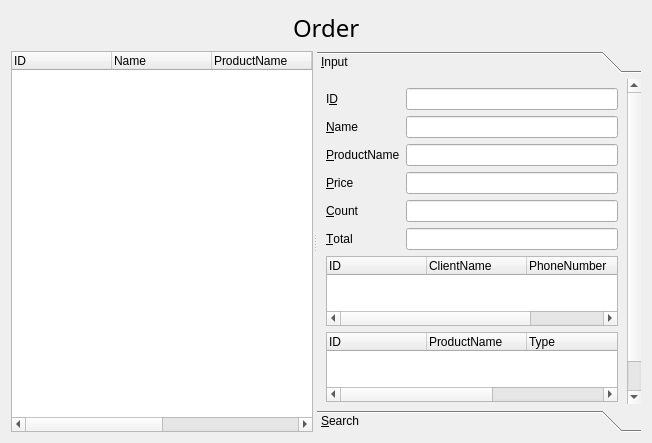
The window that ordermanagerform.ui (choieunchong/ChatClient) describes before a commit, drawn with Qt 5.
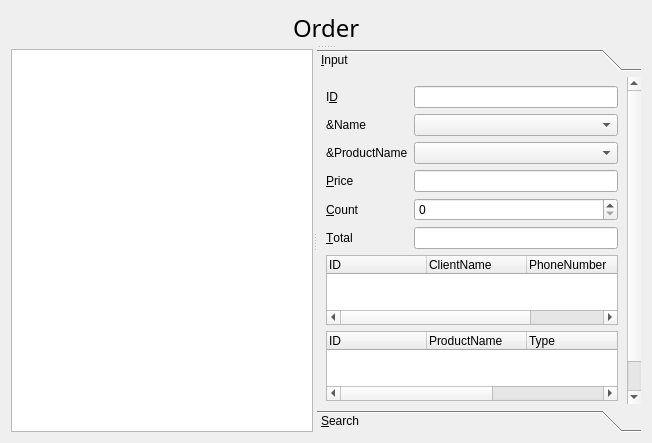
The same window after the commit.

Patch:
```diff
--- a/ordermanagerform.ui
+++ b/ordermanagerform.ui
@@ -13,10 +13,13 @@
   <property name="windowTitle">
    <string>Form</string>
   </property>
-  <layout class="QVBoxLayout" name="verticalLayout_5">
-   <item>
-    <layout class="QVBoxLayout" name="verticalLayout" stretch="0,1">
-     <item>
+  <layout class="QGridLayout" name="gridLayout">
+   <item row="0" column="0">
+    <widget class="QSplitter" name="splitter_2">
+     <property name="orientation">
+      <enum>Qt::Vertical</enum>
+     </property>
+     <widget class="QWidget" name="layoutWidget">
       <layout class="QHBoxLayout" name="horizontalLayout_2">
        <item>
         <spacer name="horizontalSpacer">
@@ -58,47 +61,12 @@
         </spacer>
        </item>
       </layout>
-     </item>
-     <item>
+     </widget>
       <widget class="QSplitter" name="splitter">
        <property name="orientation">
         <enum>Qt::Horizontal</enum>
        </property>
-       <widget class="QTreeWidget" name="treeWidget">
-        <property name="rootIsDecorated">
-         <bool>false</bool>
-        </property>
-        <column>
-         <property name="text">
-          <string>ID</string>
-         </property>
-        </column>
-        <column>
-         <property name="text">
-          <string>Name</string>
-         </property>
-        </column>
-        <column>
-         <property name="text">
-          <string>ProductName</string>
-         </property>
-        </column>
-        <column>
-         <property name="text">
-          <string>Price</string>
-         </property>
-        </column>
-        <column>
-         <property name="text">
-          <string>Count</string>
-         </property>
-        </column>
-        <column>
-         <property name="text">
-          <string>Total</string>
-         </property>
-        </column>
-       </widget>
+      <widget class="QTableView" name="tableView"/>
        <widget class="QToolBox" name="toolBox">
         <property name="currentIndex">
          <number>0</number>
@@ -108,8 +76,8 @@
           <rect>
            <x>0</x>
            <y>0</y>
-           <width>325</width>
-           <height>355</height>
+          <width>326</width>
+          <height>354</height>
           </rect>
          </property>
          <attribute name="label">
@@ -130,24 +98,18 @@
                 </property>
                </widget>
               </item>
+             <item row="0" column="1">
+              <widget class="QLineEdit" name="idLineEdit">
+               <property name="readOnly">
+                <bool>true</bool>
+               </property>
+              </widget>
+             </item>
               <item row="1" column="0">
                <widget class="QLabel" name="nameLabel">
                 <property name="text">
                  <string>&amp;Name</string>
                 </property>
-                <property name="buddy">
-                 <cstring>ClientNameLineEdit</cstring>
-                </property>
-               </widget>
-              </item>
-              <item row="3" column="0">
-               <widget class="QLabel" name="PriceLabel">
-                <property name="text">
-                 <string>&amp;Price</string>
-                </property>
-                <property name="buddy">
-                 <cstring>PriceLineEdit</cstring>
-                </property>
                </widget>
               </item>
               <item row="2" column="0">
@@ -155,24 +117,18 @@
                 <property name="text">
                  <string>&amp;ProductName</string>
                 </property>
+              </widget>
+             </item>
+             <item row="3" column="0">
+              <widget class="QLabel" name="PriceLabel">
+               <property name="text">
+                <string>&amp;Price</string>
+               </property>
                 <property name="buddy">
-                 <cstring>ProductNameLineEdit</cstring>
+                <cstring>PriceLineEdit</cstring>
                 </property>
                </widget>
               </item>
-              <item row="0" column="1">
-               <widget class="QLineEdit" name="idLineEdit">
-                <property name="readOnly">
-                 <bool>true</bool>
-                </property>
-               </widget>
-              </item>
-              <item row="1" column="1">
-               <widget class="QLineEdit" name="ClientNameLineEdit"/>
-              </item>
-              <item row="2" column="1">
-               <widget class="QLineEdit" name="ProductNameLineEdit"/>
-              </item>
               <item row="3" column="1">
                <widget class="QLineEdit" name="PriceLineEdit"/>
               </item>
@@ -186,12 +142,6 @@
                 </property>
                </widget>
               </item>
-              <item row="4" column="1">
-               <widget class="QLineEdit" name="CountLineEdit"/>
-              </item>
-              <item row="6" column="1">
-               <widget class="QLineEdit" name="TotalLineEdit"/>
-              </item>
               <item row="6" column="0">
                <widget class="QLabel" name="TotalLabel">
                 <property name="text">
@@ -202,6 +152,18 @@
                 </property>
                </widget>
               </item>
+             <item row="6" column="1">
+              <widget class="QLineEdit" name="TotalLineEdit"/>
+             </item>
+             <item row="1" column="1">
+              <widget class="QComboBox" name="clientcombo"/>
+             </item>
+             <item row="2" column="1">
+              <widget class="QComboBox" name="productcombo"/>
+             </item>
+             <item row="4" column="1">
+              <widget class="QSpinBox" name="countspin"/>
+             </item>
              </layout>
             </item>
            </layout>
@@ -284,8 +246,8 @@
           <rect>
            <x>0</x>
            <y>0</y>
-           <width>325</width>
-           <height>355</height>
+          <width>326</width>
+          <height>354</height>
           </rect>
          </property>
          <attribute name="label">
@@ -376,8 +338,7 @@
         </widget>
        </widget>
       </widget>
-     </item>
-    </layout>
+    </widget>
    </item>
   </layout>
  </widget>
```
Lines whose indentation alone changed are shown as unchanged.
